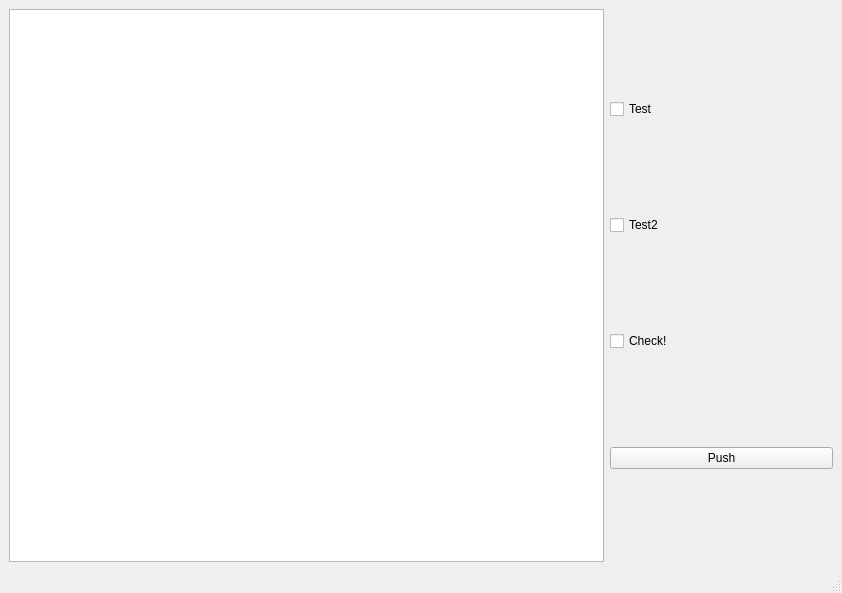
This is ui/pathfinder.ui in asl-beachbot/pathmaker as Qt 5 draws it before an edit. The edited form follows.
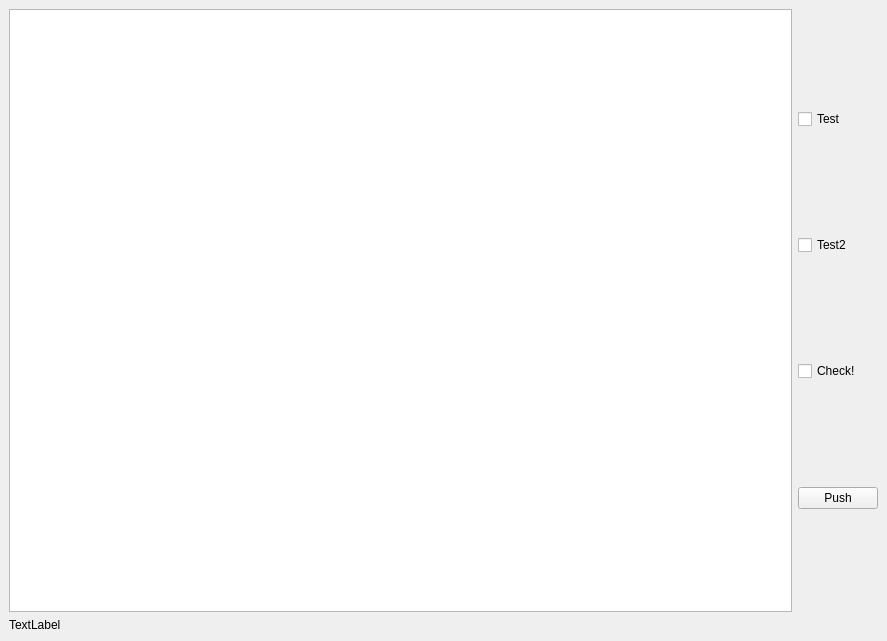
This is the edited form.

```diff
--- a/ui/pathfinder.ui
+++ b/ui/pathfinder.ui
@@ -6,8 +6,8 @@
    <rect>
     <x>0</x>
     <y>0</y>
-    <width>842</width>
-    <height>593</height>
+    <width>887</width>
+    <height>641</height>
    </rect>
   </property>
   <property name="windowTitle">
@@ -16,7 +16,7 @@
   <widget class="QWidget" name="centralwidget">
    <layout class="QVBoxLayout" name="verticalLayout_2">
     <item>
-     <layout class="QHBoxLayout" name="horizontalLayout" stretch="8,3">
+     <layout class="QHBoxLayout" name="horizontalLayout" stretch="0,3">
       <property name="sizeConstraint">
        <enum>QLayout::SetDefaultConstraint</enum>
       </property>
@@ -25,6 +25,12 @@
         <property name="enabled">
          <bool>true</bool>
         </property>
+        <property name="sizePolicy">
+         <sizepolicy hsizetype="Expanding" vsizetype="Expanding">
+          <horstretch>100</horstretch>
+          <verstretch>0</verstretch>
+         </sizepolicy>
+        </property>
        </widget>
       </item>
       <item>
@@ -62,34 +68,18 @@
      </layout>
     </item>
     <item>
-     <spacer name="verticalSpacer">
-      <property name="orientation">
-       <enum>Qt::Vertical</enum>
-      </property>
-      <property name="sizeType">
-       <enum>QSizePolicy::Minimum</enum>
-      </property>
-      <property name="sizeHint" stdset="0">
-       <size>
-        <width>0</width>
-        <height>0</height>
-       </size>
-      </property>
-     </spacer>
+     <layout class="QHBoxLayout" name="horizontalLayout_2">
+      <item>
+       <widget class="QLabel" name="mouse_xy">
+        <property name="text">
+         <string>TextLabel</string>
+        </property>
+       </widget>
+      </item>
+     </layout>
     </item>
    </layout>
   </widget>
-  <widget class="QMenuBar" name="menubar">
-   <property name="geometry">
-    <rect>
-     <x>0</x>
-     <y>0</y>
-     <width>842</width>
-     <height>20</height>
-    </rect>
-   </property>
-  </widget>
-  <widget class="QStatusBar" name="statusbar"/>
  </widget>
  <resources/>
  <connections/>
```
